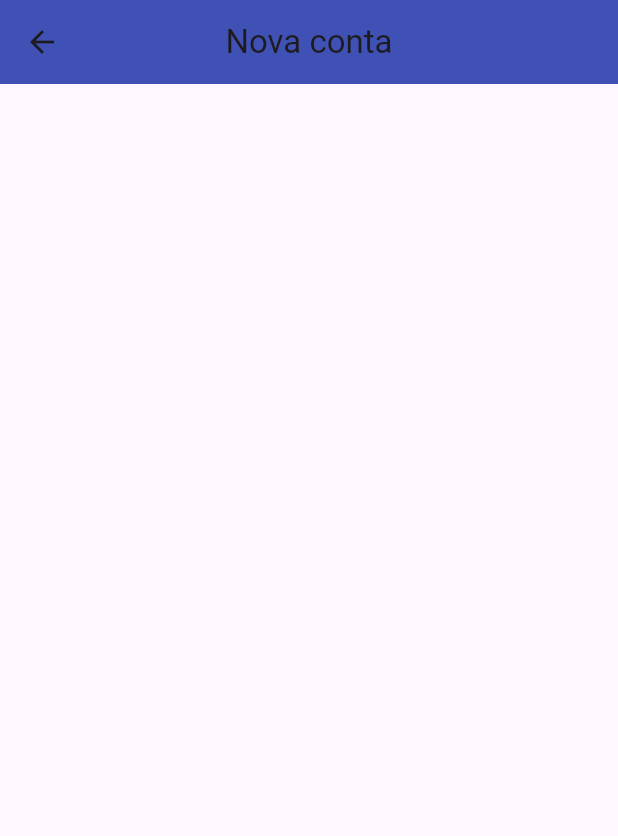
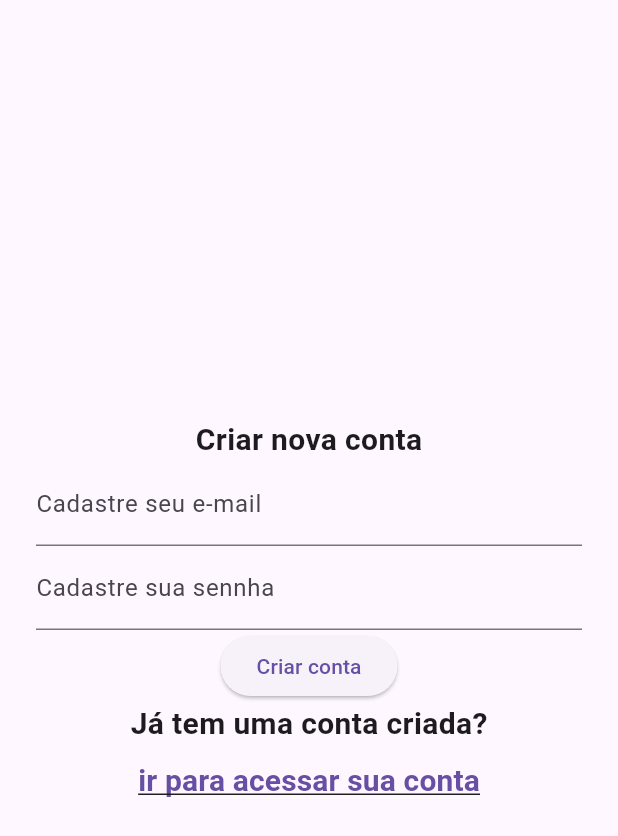
Before and after one commit to fasandrad/todo, a Flutter app: the SignupScreen screen opened directly, on a phone screen of 412 x 824 dp. Shown: the top 836 px of the screen. Run offline on Flutter 3.47's test engine with Material 3 defaults, Android fonts, the phone set to English and light mode, and no system bars.

Commit message:
feat: criaçao da tela de cadastro

```diff
--- a/lib/screens/signup_screen.dart
+++ b/lib/screens/signup_screen.dart
@@ -1,4 +1,6 @@
 import 'package:flutter/material.dart';
+import 'package:flutter/cupertino.dart';
+import 'package:todo/screens/login_screen.dart';
 
 class SignupScreen extends StatefulWidget {
   const SignupScreen({Key? key}) : super(key: key);
@@ -8,14 +10,70 @@ class SignupScreen extends StatefulWidget {
 }
 
 class _SignupScreenState extends State<SignupScreen> {
+
+  TextEditingController emailController = TextEditingController();
+  TextEditingController passwordController = TextEditingController();
+
+
   @override
   Widget build(BuildContext context) {
     return Scaffold(
-      appBar: AppBar(
-        title: Text("Nova conta"),
-        centerTitle: true,
-        backgroundColor: Colors.indigo,
-      ),
+      body: SafeArea(
+        child: Padding(
+          padding: const EdgeInsets.symmetric(horizontal: 24),
+          child: Column(
+            mainAxisAlignment: MainAxisAlignment.center,
+            children: [
+              // texto de criar conta
+              Text("Criar nova conta", style: TextStyle(fontSize: 20, fontWeight: FontWeight.bold),),
+
+              // criação de email onde colocam na variavel TextEditingController emailController = TextEditingController();
+              TextField(
+                controller: emailController,
+                keyboardType: TextInputType.emailAddress,
+                textInputAction: TextInputAction.next,
+                decoration: InputDecoration(
+                  labelText: "Cadastre seu e-mail",
+                ),
+              ),
+
+              // criação de senha onde colocam na variavel TextEditingController passwordController = TextEditingController();
+              TextField(
+                controller: passwordController,
+                obscureText: true,
+                decoration: InputDecoration(
+                  labelText: "Cadastre sua sennha",
+                ),
+              ),
+
+              //criar botão de criaçao de conta
+              ElevatedButton(
+                  onPressed: (){
+                    debugPrint("Email: ${emailController.text}, Senha: ${passwordController.text}");
+                  },
+                  child: Text("Criar conta")
+              ),
+
+              // texto que pergunta se a conta ja foi criada
+              Text("Já tem uma conta criada?", style: TextStyle(fontSize: 20, fontWeight: FontWeight.bold),),
+
+              // criando um botão onde ele redireciona o para a tela de login
+              TextButton(
+                  onPressed: (){
+
+                    // link de redirecionamento para a tela loginScreen
+                    Navigator.of(context).push(
+                      MaterialPageRoute(builder: (context) => LoginScreen())
+                    );
+                  },
+
+                  // texto do botão
+                  child: Text("ir para acessar sua conta", style: TextStyle(fontSize: 20, fontWeight: FontWeight.bold, decoration: TextDecoration.underline),),
+              ),
+            ],
+          ),
+        ),
+      )
     );
   }
 }
```
Also changed, not shown: 49 other files.
